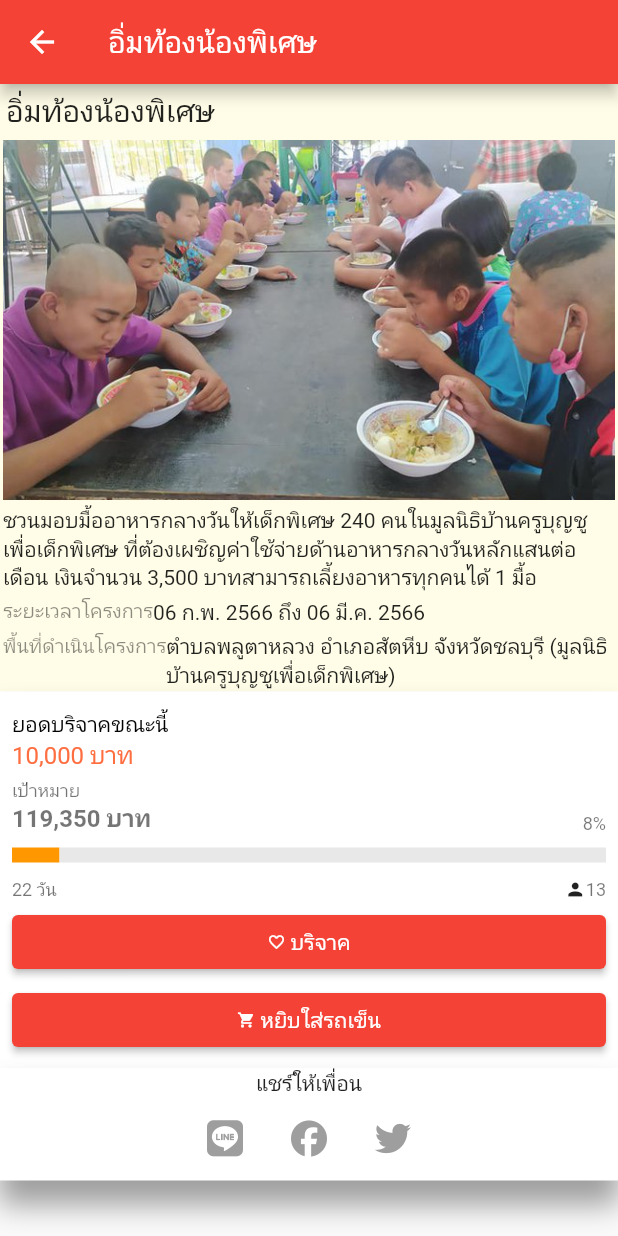
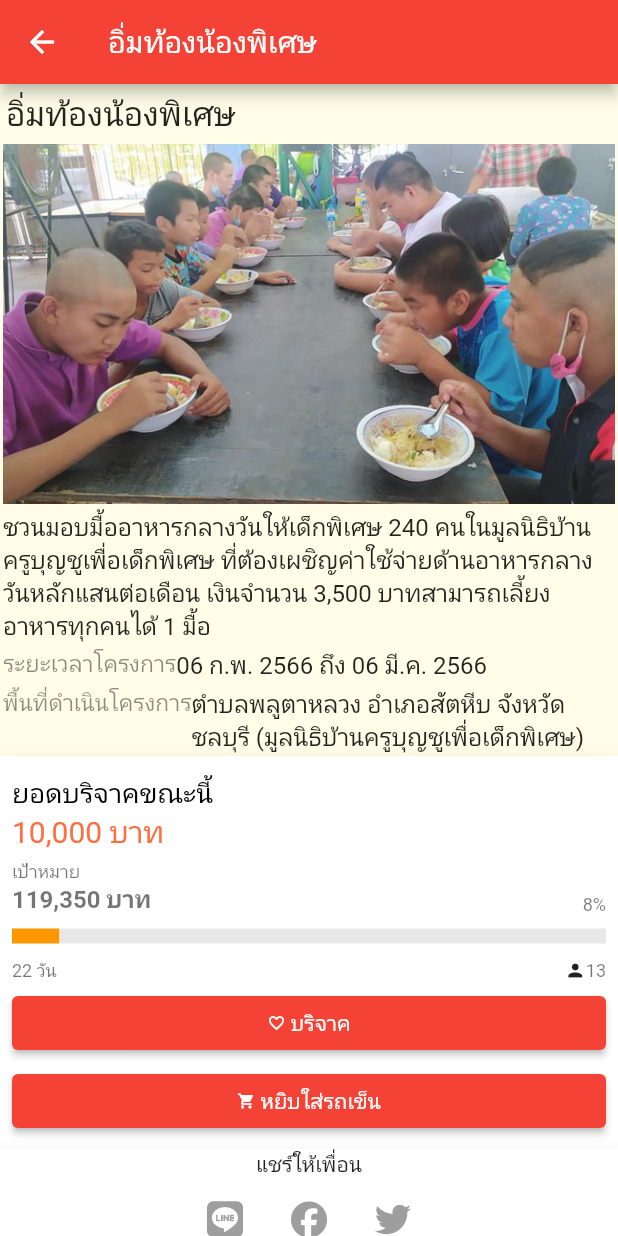
Before and after one commit to Khanitta-K/taejai, a Flutter app: the screen it shows after launch, after a tap on "อิ่มท้องน้องพิเศษ", on a phone screen of 412 x 824 dp. Run offline on Flutter 3.47's test engine with Material 2 defaults, Android fonts, the phone set to English and light mode, and no system bars; our stand-ins replace font_awesome_flutter.

Commit message:
change font size

```diff
--- a/lib/pages/project/project_details_page.dart
+++ b/lib/pages/project/project_details_page.dart
@@ -54,7 +54,7 @@ class ProjectDetailsPage extends StatelessWidget {
                     child:
                     Text(
                       project.title,
-                      style: TextStyle(fontSize: 20,),
+                      style: TextStyle(fontSize: 22,),
                     ),
                   ),
                   Padding(
@@ -73,7 +73,7 @@ class ProjectDetailsPage extends StatelessWidget {
                         Expanded(
                           child: Text(
                             project.detail,
-                            style: TextStyle(fontSize: 14),
+                            style: TextStyle(fontSize: 16),
                           ),
                         ),
                       ],
@@ -87,12 +87,12 @@ class ProjectDetailsPage extends StatelessWidget {
                       children: [
                         Text(
                           'ระยะเวลาโครงการ',
-                          style: TextStyle(fontSize: 13, color: Colors.black45),
+                          style: TextStyle(fontSize: 15, color: Colors.black45),
                         ),
                         Expanded(
                           child: Text(
                             project.time,
-                            style: TextStyle(fontSize: 14),
+                            style: TextStyle(fontSize: 16),
                           ),
                         ),
                       ],
@@ -106,12 +106,12 @@ class ProjectDetailsPage extends StatelessWidget {
                       children: [
                         Text(
                           'พื้นที่ดำเนินโครงการ',
-                          style: TextStyle(fontSize: 13, color: Colors.black45),
+                          style: TextStyle(fontSize: 15, color: Colors.black45),
                         ),
                         Expanded(
                           child: Text(
                             project.place,
-                            style: TextStyle(fontSize: 14),
+                            style: TextStyle(fontSize: 16),
                           ),
                         ),
                       ],
@@ -152,9 +152,9 @@ class ProjectDetailsPage extends StatelessWidget {
                               mainAxisAlignment: MainAxisAlignment.start,
                               crossAxisAlignment: CrossAxisAlignment.start,
                               children: [
-                                Text('ยอดบริจาคขณะนี้', style: TextStyle(fontSize: 14.0, color: Colors.black),
+                                Text('ยอดบริจาคขณะนี้', style: TextStyle(fontSize: 18.0, color: Colors.black),
                                 ),
-                                Text('$recieve บาท', style: TextStyle(fontSize: 16.0, color: Colors.deepOrangeAccent,),
+                                Text('$recieve บาท', style: TextStyle(fontSize: 20.0, color: Colors.deepOrangeAccent,),
                                 ),
                               ],
                             ),
```
